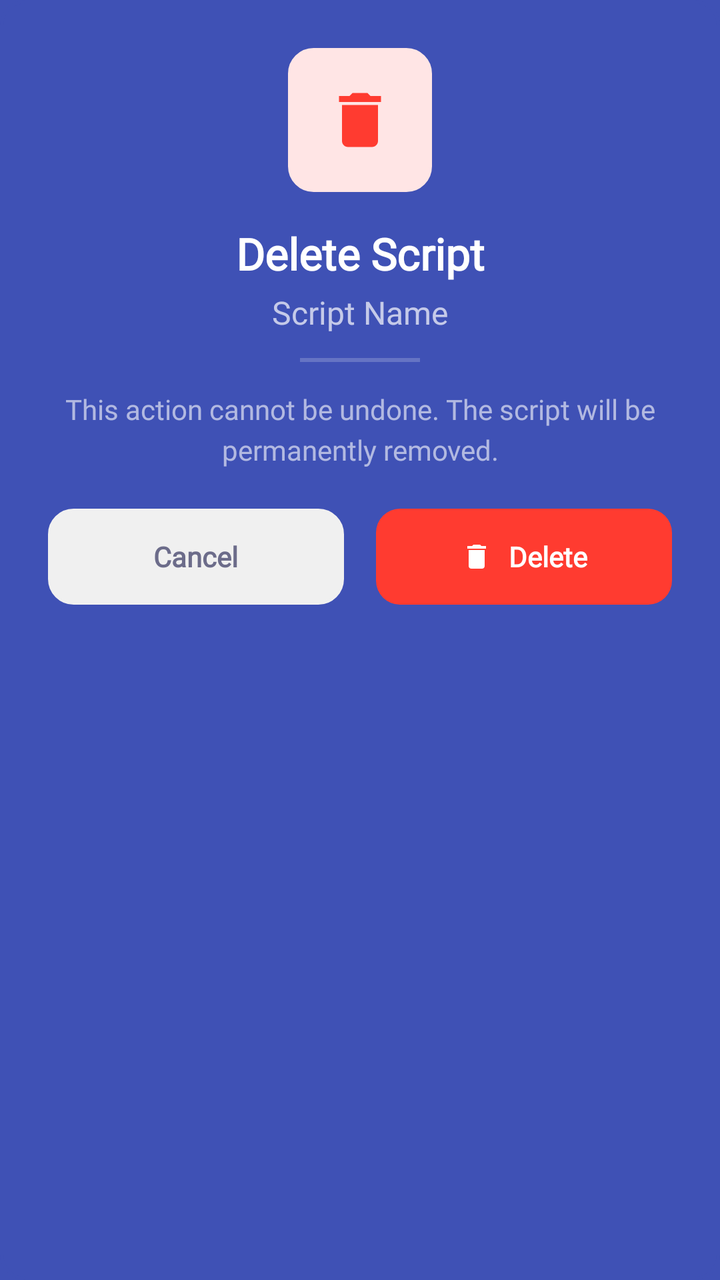
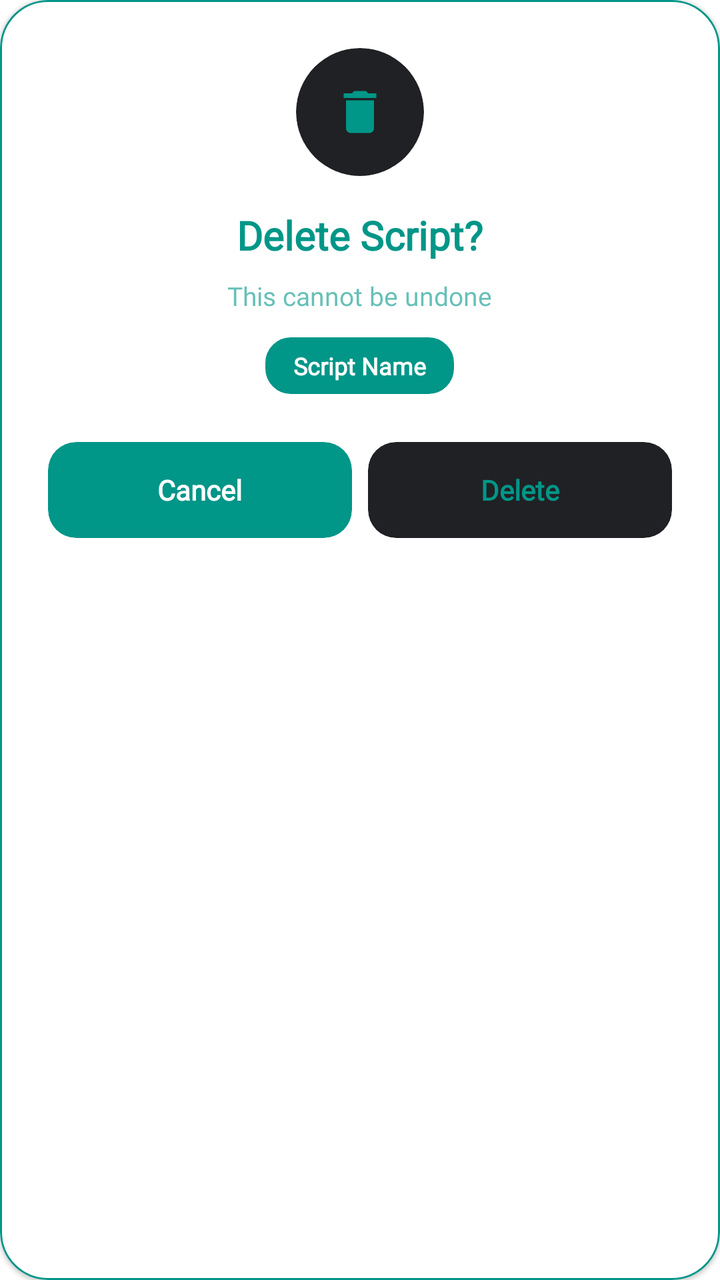

Two renders of the same Android screen: before a commit and after it. Below are the layout's source before the change and the commit's diff.
<!-- AndroidManifest.xml: application theme Theme.Reader -->
<!-- res/layout/dialog_premium_delete.xml -->
<?xml version="1.0" encoding="utf-8"?>
<LinearLayout xmlns:android="http://schemas.android.com/apk/res/android"
    xmlns:app="http://schemas.android.com/apk/res-auto"
    android:layout_width="match_parent"
    android:layout_height="wrap_content"
    android:background="@drawable/bg_outline"
    android:backgroundTint="@color/b"
    android:orientation="vertical"
    android:padding="24dp">

    
    <FrameLayout
        android:id="@+id/iconContainer"
        android:layout_width="72dp"
        android:layout_height="72dp"
        android:layout_gravity="center"
        android:background="@drawable/bg_outline"
        android:backgroundTint="#FFE5E5">

        <ImageView
            android:layout_width="36dp"
            android:layout_height="36dp"
            android:layout_gravity="center"
            android:src="@drawable/ic_delete"
            app:tint="#FF3B30" />

    </FrameLayout>

    
    <TextView
        android:id="@+id/dialogTitle"
        android:layout_width="match_parent"
        android:layout_height="wrap_content"
        android:layout_marginTop="16dp"
        android:fontFamily="@font/aigd"
        android:gravity="center"
        android:text="Delete Script"
        android:textColor="@color/f"
        android:textSize="22sp"
        android:textStyle="bold" />

    
    <TextView
        android:id="@+id/scriptName"
        android:layout_width="match_parent"
        android:layout_height="wrap_content"
        android:layout_marginTop="4dp"
        android:alpha="0.7"
        android:fontFamily="@font/aigd"
        android:gravity="center"
        android:text="Script Name"
        android:textColor="@color/f"
        android:textSize="16sp" />

    
    <View
        android:layout_width="60dp"
        android:layout_height="2dp"
        android:layout_gravity="center"
        android:layout_marginTop="12dp"
        android:alpha="0.2"
        android:background="@color/f" />

    
    <TextView
        android:id="@+id/dialogMessage"
        android:layout_width="match_parent"
        android:layout_height="wrap_content"
        android:layout_marginTop="14dp"
        android:alpha="0.6"
        android:fontFamily="@font/aigd"
        android:gravity="center"
        android:lineSpacingExtra="4dp"
        android:text="This action cannot be undone. The script will be permanently removed."
        android:textColor="@color/f"
        android:textSize="14sp" />

    
    <LinearLayout
        android:layout_width="match_parent"
        android:layout_height="wrap_content"
        android:layout_marginTop="20dp"
        android:orientation="horizontal"
        android:weightSum="2">

        
        <LinearLayout
            android:id="@+id/cancelButton"
            android:layout_width="0dp"
            android:layout_height="48dp"
            android:layout_marginEnd="8dp"
            android:layout_weight="1"
            android:background="@drawable/bg_outline"
            android:backgroundTint="#F0F0F0"
            android:clickable="true"
            android:focusable="true"
            android:gravity="center"
            android:stateListAnimator="@null">

            <TextView
                android:layout_width="wrap_content"
                android:layout_height="wrap_content"
                android:fontFamily="@font/aigd"
                android:text="Cancel"
                android:textColor="#6C6C8A"
                android:textSize="14sp"
                android:textStyle="bold" />

        </LinearLayout>

        
        <LinearLayout
            android:id="@+id/deleteButton"
            android:layout_width="0dp"
            android:layout_height="48dp"
            android:layout_marginStart="8dp"
            android:layout_weight="1"
            android:background="@drawable/bg_filled"
            android:backgroundTint="#FF3B30"
            android:clickable="true"
            android:focusable="true"
            android:gravity="center"
            android:stateListAnimator="@null">

            <ImageView
                android:layout_width="16dp"
                android:layout_height="16dp"
                android:layout_marginEnd="8dp"
                android:src="@drawable/ic_delete"
                app:tint="#FFFFFF" />

            <TextView
                android:layout_width="wrap_content"
                android:layout_height="wrap_content"
                android:fontFamily="@font/aigd"
                android:text="Delete"
                android:textColor="#FFFFFF"
                android:textSize="14sp"
                android:textStyle="bold" />

        </LinearLayout>

    </LinearLayout>

</LinearLayout>
<!-- resources referenced by this layout -->
<resources>
  <color name="b">#3F51B5</color>
  <color name="f">#FFFFFF</color>
  <!-- drawable bg_filled (drawable) -->
  <?xml version="1.0" encoding="utf-8"?>
  <shape xmlns:android="http://schemas.android.com/apk/res/android">
      <solid android:color="@color/f" />
      <corners android:radius="12dp" />
  </shape>
  <!-- drawable bg_outline (drawable) -->
  <?xml version="1.0" encoding="utf-8"?>
  <shape xmlns:android="http://schemas.android.com/apk/res/android">
      <stroke
          android:width="1.5dp"
          android:color="@color/f" />
      <corners android:radius="12dp" />
      <solid android:color="#FFFFFF" />
  </shape>
  <!-- drawable ic_delete (drawable) -->
  <?xml version="1.0" encoding="utf-8"?>
  <vector xmlns:android="http://schemas.android.com/apk/res/android"
      android:width="18dp"
      android:height="18dp"
      android:viewportWidth="24"
      android:viewportHeight="24">
      <path
          android:fillColor="#FF3B30"
          android:pathData="M6,19c0,1.1 0.9,2 2,2h8c1.1,0 2,-0.9 2,-2V7H6v12zM19,4h-3.5l-1,-1h-5l-1,1H5v2h14V4z" />
  </vector>
  <style name="Theme.Reader" parent="Theme.MaterialComponents.DayNight.NoActionBar">
          <item name="colorPrimary">@color/f</item>
          <item name="colorPrimaryVariant">@color/f</item>
          <item name="colorOnPrimary">@color/b</item>
  
          <item name="colorSecondary">@color/f</item>
          <item name="colorSecondaryVariant">@color/f</item>
          <item name="colorOnSecondary">@color/b</item>
  
          <item name="android:statusBarColor">@color/b</item>
          <item name="android:windowBackground">@color/b</item>
  
          <item name="android:windowLightStatusBar" tools:targetApi="m">true</item>
          <item name="android:statusBarColor" tools:targetApi="lollipop">@color/f</item>
      </style>
</resources>

<!-- the commit's change to res/layout/dialog_premium_delete.xml (unified diff, before → after) -->
@@ -1,145 +1,123 @@
 <?xml version="1.0" encoding="utf-8"?>
-<LinearLayout xmlns:android="http://schemas.android.com/apk/res/android"
+<com.google.android.material.card.MaterialCardView xmlns:android="http://schemas.android.com/apk/res/android"
     xmlns:app="http://schemas.android.com/apk/res-auto"
     android:layout_width="match_parent"
     android:layout_height="wrap_content"
-    android:background="@drawable/bg_outline"
-    android:backgroundTint="@color/b"
-    android:orientation="vertical"
-    android:padding="24dp">
+    android:layout_margin="24dp"
+    app:cardBackgroundColor="@color/b"
+    app:cardCornerRadius="24dp"
+    app:strokeColor="@color/f"
+    app:strokeWidth="1dp">
 
-    
-    <FrameLayout
-        android:id="@+id/iconContainer"
-        android:layout_width="72dp"
-        android:layout_height="72dp"
-        android:layout_gravity="center"
-        android:background="@drawable/bg_outline"
-        android:backgroundTint="#FFE5E5">
-
-        <ImageView
-            android:layout_width="36dp"
-            android:layout_height="36dp"
-            android:layout_gravity="center"
-            android:src="@drawable/ic_delete"
-            app:tint="#FF3B30" />
-
-    </FrameLayout>
-
-    
-    <TextView
-        android:id="@+id/dialogTitle"
-        android:layout_width="match_parent"
-        android:layout_height="wrap_content"
-        android:layout_marginTop="16dp"
-        android:fontFamily="@font/aigd"
-        android:gravity="center"
-        android:text="Delete Script"
-        android:textColor="@color/f"
-        android:textSize="22sp"
-        android:textStyle="bold" />
-
-    
-    <TextView
-        android:id="@+id/scriptName"
-        android:layout_width="match_parent"
-        android:layout_height="wrap_content"
-        android:layout_marginTop="4dp"
-        android:alpha="0.7"
-        android:fontFamily="@font/aigd"
-        android:gravity="center"
-        android:text="Script Name"
-        android:textColor="@color/f"
-        android:textSize="16sp" />
-
-    
-    <View
-        android:layout_width="60dp"
-        android:layout_height="2dp"
-        android:layout_gravity="center"
-        android:layout_marginTop="12dp"
-        android:alpha="0.2"
-        android:background="@color/f" />
-
-    
-    <TextView
-        android:id="@+id/dialogMessage"
-        android:layout_width="match_parent"
-        android:layout_height="wrap_content"
-        android:layout_marginTop="14dp"
-        android:alpha="0.6"
-        android:fontFamily="@font/aigd"
-        android:gravity="center"
-        android:lineSpacingExtra="4dp"
-        android:text="This action cannot be undone. The script will be permanently removed."
-        android:textColor="@color/f"
-        android:textSize="14sp" />
-
-    
     <LinearLayout
         android:layout_width="match_parent"
         android:layout_height="wrap_content"
-        android:layout_marginTop="20dp"
-        android:orientation="horizontal"
-        android:weightSum="2">
+        android:gravity="center"
+        android:orientation="vertical"
+        android:padding="24dp">
 
-        
-        <LinearLayout
-            android:id="@+id/cancelButton"
-            android:layout_width="0dp"
-            android:layout_height="48dp"
-            android:layout_marginEnd="8dp"
-            android:layout_weight="1"
-            android:background="@drawable/bg_outline"
-            android:backgroundTint="#F0F0F0"
-            android:clickable="true"
-            android:focusable="true"
-            android:gravity="center"
-            android:stateListAnimator="@null">
-
-            <TextView
-                android:layout_width="wrap_content"
-                android:layout_height="wrap_content"
-                android:fontFamily="@font/aigd"
-                android:text="Cancel"
-                android:textColor="#6C6C8A"
-                android:textSize="14sp"
-                android:textStyle="bold" />
-
-        </LinearLayout>
-
-        
-        <LinearLayout
-            android:id="@+id/deleteButton"
-            android:layout_width="0dp"
-            android:layout_height="48dp"
-            android:layout_marginStart="8dp"
-            android:layout_weight="1"
-            android:background="@drawable/bg_filled"
-            android:backgroundTint="#FF3B30"
-            android:clickable="true"
-            android:focusable="true"
-            android:gravity="center"
-            android:stateListAnimator="@null">
+        <com.google.android.material.card.MaterialCardView
+            android:id="@+id/iconContainer"
+            android:layout_width="64dp"
+            android:layout_height="64dp"
+            app:cardBackgroundColor="@color/t"
+            app:cardCornerRadius="32dp"
+            app:cardElevation="0dp">
 
             <ImageView
-                android:layout_width="16dp"
-                android:layout_height="16dp"
+                android:layout_width="28dp"
+                android:layout_height="28dp"
+                android:layout_gravity="center"
+                android:src="@drawable/ic_delete"
+                app:tint="@color/f" />
+        </com.google.android.material.card.MaterialCardView>
+
+        <TextView
+            android:id="@+id/dialogTitle"
+            android:layout_width="wrap_content"
+            android:layout_height="wrap_content"
+            android:layout_marginTop="16dp"
+            android:fontFamily="@font/aigd"
+            android:text="Delete Script?"
+            android:textColor="@color/f"
+            android:textSize="20sp"
+            android:textStyle="bold" />
+
+        <TextView
+            android:id="@+id/dialogMessage"
+            android:layout_width="wrap_content"
+            android:layout_height="wrap_content"
+            android:layout_marginTop="8dp"
+            android:alpha="0.6"
+            android:fontFamily="@font/aigd"
+            android:gravity="center"
+            android:text="This cannot be undone"
+            android:textColor="@color/f"
+            android:textSize="13sp" />
+
+        <TextView
+            android:id="@+id/scriptName"
+            android:layout_width="wrap_content"
+            android:layout_height="wrap_content"
+            android:layout_marginTop="12dp"
+            android:background="@drawable/bg_outline"
+            android:backgroundTint="@color/f"
+            android:fontFamily="@font/aigd"
+            android:paddingStart="14dp"
+            android:paddingTop="6dp"
+            android:paddingEnd="14dp"
+            android:paddingBottom="6dp"
+            android:text="Script Name"
+            android:textColor="@color/b"
+            android:textSize="12sp"
+            android:textStyle="bold" />
+
+        <LinearLayout
+            android:layout_width="match_parent"
+            android:layout_height="wrap_content"
+            android:layout_marginTop="24dp"
+            android:orientation="horizontal">
+
+            <com.google.android.material.card.MaterialCardView
+                android:id="@+id/cancelButton"
+                android:layout_width="0dp"
+                android:layout_height="48dp"
                 android:layout_marginEnd="8dp"
-                android:src="@drawable/ic_delete"
-                app:tint="#FFFFFF" />
+                android:layout_weight="1"
+                app:cardBackgroundColor="@color/f"
+                app:cardCornerRadius="14dp"
+                app:cardElevation="0dp">
 
-            <TextView
-                android:layout_width="wrap_content"
-                android:layout_height="wrap_content"
-                android:fontFamily="@font/aigd"
-                android:text="Delete"
-                android:textColor="#FFFFFF"
-                android:textSize="14sp"
-                android:textStyle="bold" />
+                <TextView
+                    android:layout_width="wrap_content"
+                    android:layout_height="wrap_content"
+                    android:layout_gravity="center"
+                    android:fontFamily="@font/aigd"
+                    android:text="Cancel"
+                    android:textColor="@color/b"
+                    android:textSize="14sp"
+                    android:textStyle="bold" />
+            </com.google.android.material.card.MaterialCardView>
 
+            <com.google.android.material.card.MaterialCardView
+                android:id="@+id/deleteButton"
+                android:layout_width="0dp"
+                android:layout_height="48dp"
+                android:layout_weight="1"
+                app:cardBackgroundColor="@color/t"
+                app:cardCornerRadius="14dp"
+                app:cardElevation="0dp">
+
+                <TextView
+                    android:layout_width="wrap_content"
+                    android:layout_height="wrap_content"
+                    android:layout_gravity="center"
+                    android:fontFamily="@font/aigd"
+                    android:text="Delete"
+                    android:textColor="@color/f"
+                    android:textSize="14sp"
+                    android:textStyle="bold" />
+            </com.google.android.material.card.MaterialCardView>
         </LinearLayout>
-
     </LinearLayout>
-
-</LinearLayout>
+</com.google.android.material.card.MaterialCardView>
<!-- resource entries referenced after the edit -->
@@ -1,13 +1,8 @@
 <!-- resources referenced by this layout -->
 <resources>
-  <color name="b">#3F51B5</color>
-  <color name="f">#FFFFFF</color>
-  <!-- drawable bg_filled (drawable) -->
-  <?xml version="1.0" encoding="utf-8"?>
-  <shape xmlns:android="http://schemas.android.com/apk/res/android">
-      <solid android:color="@color/f" />
-      <corners android:radius="12dp" />
-  </shape>
+  <color name="b">#FFFFFF</color>
+  <color name="f">#009688</color>
+  <color name="t">#202124</color>
   <!-- drawable bg_outline (drawable) -->
   <?xml version="1.0" encoding="utf-8"?>
   <shape xmlns:android="http://schemas.android.com/apk/res/android">
